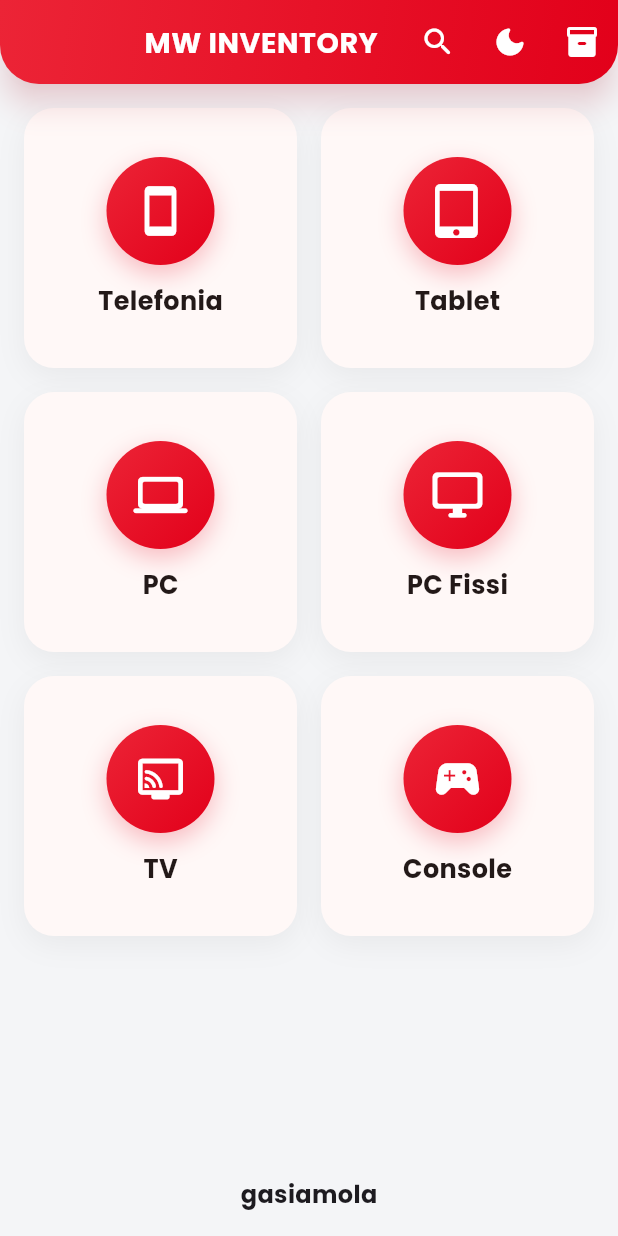
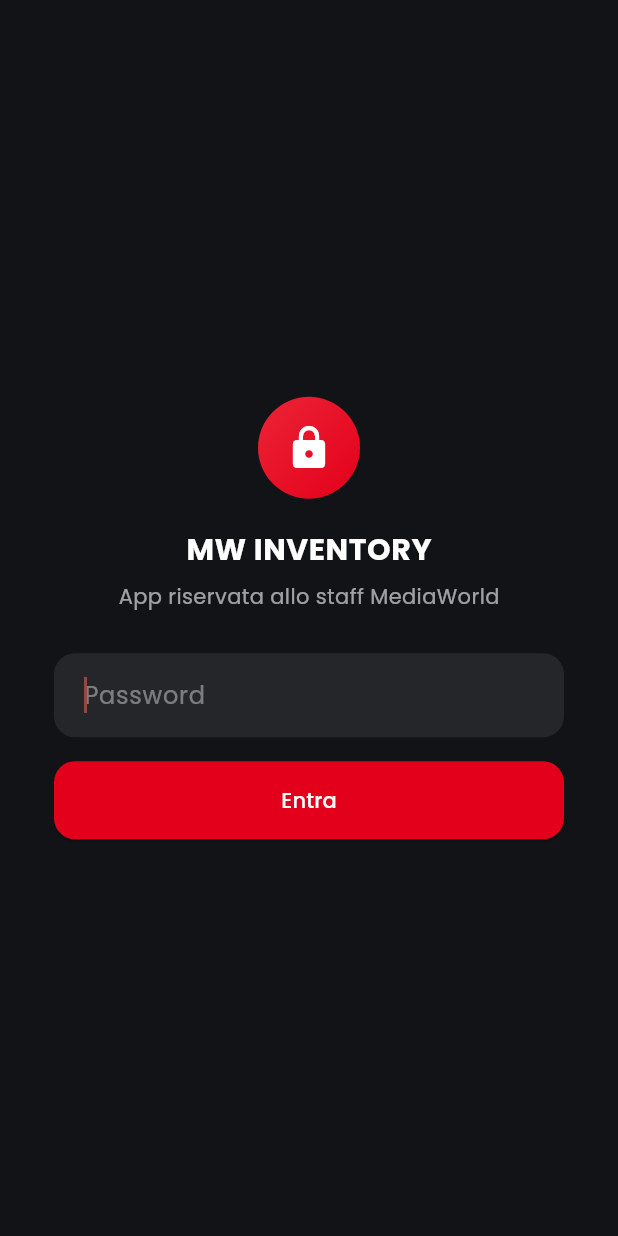
Before and after one commit to Daisutzu/mwinventory, a Flutter app: the screen it shows after launch, on a phone screen of 412 x 824 dp. Run offline on Flutter 3.47's test engine with Material 3 defaults, Android fonts, the light colour scheme and no system bars; our stand-ins replace barcode_widget, cloud_firestore, firebase_auth, firebase_core, google_fonts, hive and 1 more; missing offline and left inert: mobile_scanner; accounts and stored records are empty.

Commit message:
Require a shared password to open the app
Prima di mostrare qualunque schermata, l'app chiede una password
condivisa (un unico account Firebase interno, non individuale): una
volta inserita resta salvata sul dispositivo. La stessa regola vale
anche lato Firestore (lettura e scrittura richiedono l'accesso), cosi'
non basta scavalcare l'app per vedere o modificare il catalogo.

```diff
--- /dev/null
+++ b/lib/auth_gate_screen.dart
@@ -0,0 +1,179 @@
+import 'package:firebase_auth/firebase_auth.dart';
+import 'package:flutter/material.dart';
+import 'package:google_fonts/google_fonts.dart';
+import 'app_colors.dart';
+
+// L'app non ha account individuali: tutto lo staff usa la stessa password
+// condivisa, che internamente accede a un unico utente Firebase fisso.
+// Serve solo per sbloccare l'app la prima volta (Firebase Auth ricorda la
+// sessione sul dispositivo) e per far valere le regole di Firestore anche
+// a chi provasse a leggere/scrivere il database scavalcando l'app.
+const _sharedAccountEmail = 'staff@mwinventory-59853.firebaseapp.com';
+
+class AuthGateScreen extends StatefulWidget {
+  final Widget child;
+
+  const AuthGateScreen({super.key, required this.child});
+
+  @override
+  State<AuthGateScreen> createState() => _AuthGateScreenState();
+}
+
+class _AuthGateScreenState extends State<AuthGateScreen> {
+  @override
+  Widget build(BuildContext context) {
+    return StreamBuilder<User?>(
+      stream: FirebaseAuth.instance.authStateChanges(),
+      builder: (context, snapshot) {
+        if (snapshot.connectionState == ConnectionState.waiting) {
+          return const Scaffold(
+            body: Center(child: CircularProgressIndicator(color: kBrandRed)),
+          );
+        }
+        if (snapshot.data != null) {
+          return widget.child;
+        }
+        return const _PasswordScreen();
+      },
+    );
+  }
+}
+
+class _PasswordScreen extends StatefulWidget {
+  const _PasswordScreen();
+
+  @override
+  State<_PasswordScreen> createState() => _PasswordScreenState();
+}
+
+class _PasswordScreenState extends State<_PasswordScreen> {
+  final _controller = TextEditingController();
+  bool _loading = false;
+  String? _error;
+
+  @override
+  void dispose() {
+    _controller.dispose();
+    super.dispose();
+  }
+
+  Future<void> _submit() async {
+    final password = _controller.text;
+    if (password.isEmpty) return;
+    setState(() {
+      _loading = true;
+      _error = null;
+    });
+    try {
+      await FirebaseAuth.instance.signInWithEmailAndPassword(
+        email: _sharedAccountEmail,
+        password: password,
+      );
+    } on FirebaseAuthException {
+      setState(() => _error = 'Password errata.');
+    } catch (_) {
+      setState(() => _error = 'Connessione non disponibile, riprova.');
+    } finally {
+      if (mounted) setState(() => _loading = false);
+    }
+  }
+
+  @override
+  Widget build(BuildContext context) {
+    return Scaffold(
+      backgroundColor: const Color(0xFF121317),
+      body: Center(
+        child: SingleChildScrollView(
+          padding: const EdgeInsets.all(24),
+          child: ConstrainedBox(
+            constraints: const BoxConstraints(maxWidth: 340),
+            child: Column(
+              mainAxisSize: MainAxisSize.min,
+              children: [
+                Container(
+                  padding: const EdgeInsets.all(18),
+                  decoration: const BoxDecoration(
+                    gradient: LinearGradient(
+                      begin: Alignment.topLeft,
+                      end: Alignment.bottomRight,
+                      colors: [Color(0xFFEC2436), kBrandRed],
+                    ),
+                    shape: BoxShape.circle,
+                  ),
+                  child: const Icon(
+                    Icons.lock_rounded,
+                    size: 32,
+                    color: Colors.white,
+                  ),
+                ),
+                const SizedBox(height: 20),
+                Text(
+                  'MW INVENTORY',
+                  style: GoogleFonts.poppins(
+                    fontSize: 20,
+                    fontWeight: FontWeight.w700,
+                    color: Colors.white,
+                    letterSpacing: 0.4,
+                  ),
+                ),
+                const SizedBox(height: 6),
+                Text(
+                  'App riservata allo staff MediaWorld',
+                  style: TextStyle(color: Colors.white.withValues(alpha: 0.6)),
+                ),
+                const SizedBox(height: 28),
+                TextField(
+                  controller: _controller,
+                  obscureText: true,
+                  autofocus: true,
+                  style: const TextStyle(color: Colors.white),
+                  onSubmitted: (_) => _submit(),
+                  decoration: InputDecoration(
+                    filled: true,
+                    fillColor: Colors.white.withValues(alpha: 0.08),
+                    hintText: 'Password',
+                    hintStyle: TextStyle(color: Colors.white.withValues(alpha: 0.4)),
+                    errorText: _error,
+                    border: OutlineInputBorder(
+                      borderRadius: BorderRadius.circular(14),
+                      borderSide: BorderSide.none,
+                    ),
+                    contentPadding: const EdgeInsets.symmetric(
+                      horizontal: 16,
+                      vertical: 16,
+                    ),
+                  ),
+                ),
+                const SizedBox(height: 16),
+                SizedBox(
+                  width: double.infinity,
+                  child: ElevatedButton(
+                    onPressed: _loading ? null : _submit,
+                    style: ElevatedButton.styleFrom(
+                      backgroundColor: kBrandRed,
+                      foregroundColor: Colors.white,
+                      padding: const EdgeInsets.symmetric(vertical: 16),
+                      shape: RoundedRectangleBorder(
+                        borderRadius: BorderRadius.circular(14),
+                      ),
+                    ),
+                    child: _loading
+                        ? const SizedBox(
+                            width: 20,
+                            height: 20,
+                            child: CircularProgressIndicator(
+                              color: Colors.white,
+                              strokeWidth: 2,
+                            ),
+                          )
+                        : const Text('Entra'),
+                  ),
+                ),
+              ],
+            ),
+          ),
+        ),
+      ),
+    );
+  }
+}
--- a/lib/catalog_repository.dart
+++ b/lib/catalog_repository.dart
@@ -1,6 +1,7 @@
 import 'dart:async';
 
 import 'package:cloud_firestore/cloud_firestore.dart';
+import 'package:firebase_auth/firebase_auth.dart';
 import 'package:flutter/foundation.dart';
 import 'package:hive_flutter/hive_flutter.dart';
 import 'catalog_cloud_sync.dart';
@@ -28,13 +29,23 @@
   Box? _metaBox;
   bool _cloudEnabled = false;
   StreamSubscription<QuerySnapshot<Map<String, dynamic>>>? _cloudSub;
+  StreamSubscription<User?>? _authSub;
 
   Future<void> init(List<Product> seedIfEmpty) async {
     await Hive.initFlutter();
     await _openAndSeed(seedIfEmpty);
     _cloudEnabled = true;
-    await _pullFromCloud();
-    _listenToCloud();
+    // Le regole di Firestore richiedono un utente autenticato: la sync
+    // parte/si ferma insieme all'accesso (schermata password), non solo
+    // all'avvio dell'app.
+    _authSub = FirebaseAuth.instance.authStateChanges().listen((user) {
+      if (user != null) {
+        _pullFromCloud();
+        _listenToCloud();
+      } else {
+        _cloudSub?.cancel();
+      }
+    });
   }
 
   // Usato solo dai test: Hive.initFlutter() si appoggia a path_provider
@@ -196,6 +207,7 @@
 
   void dispose() {
     _cloudSub?.cancel();
+    _authSub?.cancel();
   }
 }
 
--- a/lib/main.dart
+++ b/lib/main.dart
@@ -3,6 +3,7 @@
 import 'package:google_fonts/google_fonts.dart';
 import 'admin/catalog_admin_screen.dart';
 import 'app_colors.dart';
+import 'auth_gate_screen.dart';
 import 'catalog.dart';
 import 'catalog_repository.dart';
 import 'category_style.dart';
@@ -54,7 +55,7 @@
           themeMode: mode,
           theme: _buildTheme(Brightness.light),
           darkTheme: _buildTheme(Brightness.dark),
-          home: const CategoriesScreen(),
+          home: const AuthGateScreen(child: CategoriesScreen()),
         );
       },
     );
--- a/pubspec.yaml
+++ b/pubspec.yaml
@@ -16,6 +16,7 @@
   mobile_scanner: ^7.4.0
   firebase_core: ^4.13.0
   cloud_firestore: ^6.8.0
+  firebase_auth: ^6.5.7
 
 dev_dependencies:
   flutter_test:
```
Also changed, not shown: pubspec.lock, 2 other files.
